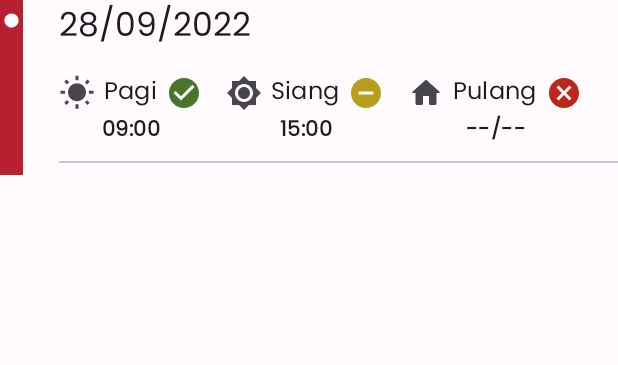
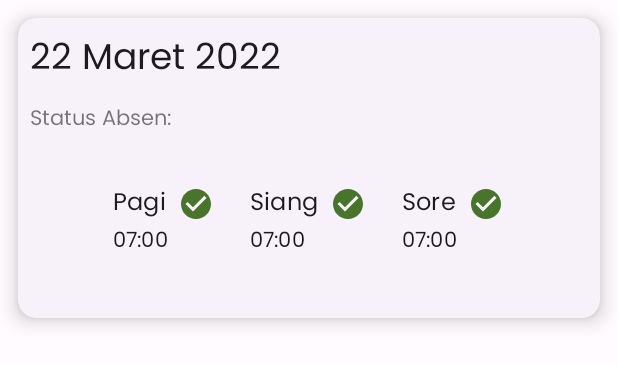
Before and after one commit to rmaprojects/Absen-Online-native, an Android app: the layout item_history.xml on its own in the app's theme, with its tools: preview values and no code run, on a phone screen of 412 x 824 dp. Shown: the top 365 px of the screen. Run offline under Robolectric (Android 15) with nearby library versions, the phone set to English and light mode, and no system bars.

Commit message:
fix history

```diff
--- a/app/src/main/res/layout/activity_main.xml
+++ b/app/src/main/res/layout/activity_main.xml
@@ -14,7 +14,7 @@
             android:id="@+id/toolBar"
             android:layout_width="match_parent"
             android:layout_height="wrap_content"
-            app:title="DashBoard">
+            app:title="Dashboard">
 
             <de.hdodenhof.circleimageview.CircleImageView
                 android:id="@+id/profilePhoto"
--- a/app/src/main/res/layout/item_history.xml
+++ b/app/src/main/res/layout/item_history.xml
@@ -6,124 +6,111 @@
     android:baselineAligned="false"
     android:orientation="horizontal">
 
-    <FrameLayout
-        android:id="@+id/item_line"
-        android:layout_width="15dp"
-        android:layout_height="match_parent"
-        android:background="?colorPrimary"
-        android:padding="2dp">
-
-        <View
-            android:layout_width="11dp"
-            android:layout_height="11dp"
-            android:layout_marginTop="6dp"
-            android:background="@drawable/ic_baseline_circle_24"
-            android:backgroundTint="?colorOnPrimary" />
-
-    </FrameLayout>
-
-    <LinearLayout
-        android:layout_width="0dp"
-        android:layout_height="wrap_content"
-        android:layout_weight="1"
-        android:background="?android:attr/selectableItemBackground"
-        android:clickable="true"
-        android:focusable="true"
-        android:orientation="vertical"
-        android:paddingLeft="24dp">
-
-        <TextView
-            android:id="@+id/item_title"
+    <com.google.android.material.card.MaterialCardView
         android:layout_width="match_parent"
-            android:layout_height="wrap_content"
-            android:ellipsize="end"
-            android:singleLine="true"
-            android:text="28/09/2022"
-            android:textAppearance="@style/TextAppearance.Material3.TitleLarge" />
-
+        android:layout_margin="12dp"
+        app:cardElevation="8dp"
+        app:cardCornerRadius="12dp"
+        style="@style/Widget.Material3.CardView.Elevated"
+        android:layout_height="wrap_content">
         <LinearLayout
             android:layout_width="match_parent"
-            android:layout_height="match_parent"
-            android:layout_marginTop="12dp"
-            android:orientation="horizontal">
-
+            android:orientation="vertical"
+            android:padding="8dp"
+            android:layout_height="200dp">
+            <com.google.android.material.textview.MaterialTextView
+                android:layout_width="match_parent"
+                android:text="22 Maret 2022"
+                android:textAppearance="@style/TextAppearance.Material3.HeadlineSmall"
+                android:layout_height="wrap_content"/>
+            <com.google.android.material.textview.MaterialTextView
+                android:layout_width="match_parent"
+                android:text="Status Absen:"
+                android:layout_marginTop="8dp"
+                android:textColor="@color/material_on_surface_emphasis_medium"
+                android:layout_height="wrap_content"/>
+            <LinearLayout
+                android:layout_width="match_parent"
+                android:gravity="center_horizontal"
+                android:orientation="horizontal"
+                android:layout_height="match_parent">
                 <LinearLayout
                     android:layout_width="wrap_content"
-                android:layout_height="wrap_content"
-                android:orientation="vertical">
-
+                    android:orientation="vertical"
+                    android:layout_marginHorizontal="12dp"
+                    android:gravity="center_vertical"
+                    android:layout_height="match_parent">
+                    <LinearLayout
+                        android:layout_width="wrap_content"
+                        android:orientation="horizontal"
+                        android:layout_height="wrap_content">
                         <com.google.android.material.textview.MaterialTextView
                             android:layout_width="wrap_content"
-                    android:layout_height="match_parent"
-                    android:drawableStart="@drawable/ic_baseline_wb_sunny_24"
+                            android:text="Pagi"
+                            android:textAppearance="@style/TextAppearance.Material3.TitleMedium"
+                            android:drawablePadding="8dp"
+                            android:layout_height="wrap_content"
                             android:drawableEnd="@drawable/ic_sudah_absen"
-                    android:drawablePadding="6dp"
-                    android:text="Pagi"
-                    android:textAppearance="@style/TextAppearance.Material3.TitleMedium" />
-
+                            />
+                    </LinearLayout>
                     <com.google.android.material.textview.MaterialTextView
-                    android:layout_width="match_parent"
-                    android:layout_height="wrap_content"
-                    android:gravity="center"
-                    android:text="09:00"
-                    android:textAppearance="@style/TextAppearance.Material3.BodyMedium"
-                    android:textStyle="bold" />
+                        android:layout_width="wrap_content"
+                        android:text="07:00"
+                        android:textAppearance="@style/TextAppearance.Material3.LabelLarge"
+                        android:layout_height="wrap_content"/>
                 </LinearLayout>
-
                 <LinearLayout
                     android:layout_width="wrap_content"
-                android:layout_height="wrap_content"
-                android:orientation="vertical">
-
+                    android:orientation="vertical"
+                    android:layout_marginHorizontal="12dp"
+                    android:gravity="center_vertical"
+                    android:layout_height="match_parent">
+                    <LinearLayout
+                        android:layout_width="wrap_content"
+                        android:orientation="horizontal"
+                        android:layout_height="wrap_content">
                         <com.google.android.material.textview.MaterialTextView
                             android:layout_width="wrap_content"
-                    android:layout_height="match_parent"
-                    android:layout_marginHorizontal="16dp"
-                    android:drawableStart="@drawable/ic_baseline_siang_7_24"
-                    android:drawableEnd="@drawable/ic_telat"
-                    android:drawablePadding="6dp"
                             android:text="Siang"
-                    android:textAppearance="@style/TextAppearance.Material3.TitleMedium" />
-
+                            android:textAppearance="@style/TextAppearance.Material3.TitleMedium"
+                            android:drawablePadding="8dp"
+                            android:layout_height="wrap_content"
+                            android:drawableEnd="@drawable/ic_sudah_absen"
+                            />
+                    </LinearLayout>
                     <com.google.android.material.textview.MaterialTextView
-                    android:layout_width="match_parent"
-                    android:layout_height="wrap_content"
-                    android:gravity="center"
-                    android:text="15:00"
-                    android:textAppearance="@style/TextAppearance.Material3.BodyMedium"
-                    android:textStyle="bold" />
+                        android:layout_width="wrap_content"
+                        android:text="07:00"
+                        android:textAppearance="@style/TextAppearance.Material3.LabelLarge"
+                        android:layout_height="wrap_content"/>
                 </LinearLayout>
-
                 <LinearLayout
                     android:layout_width="wrap_content"
-                android:layout_height="wrap_content"
-                android:orientation="vertical">
-
+                    android:orientation="vertical"
+                    android:layout_marginHorizontal="12dp"
+                    android:gravity="center_vertical"
+                    android:layout_height="match_parent">
+                    <LinearLayout
+                        android:layout_width="wrap_content"
+                        android:orientation="horizontal"
+                        android:layout_height="wrap_content">
                         <com.google.android.material.textview.MaterialTextView
                             android:layout_width="wrap_content"
-                    android:layout_height="match_parent"
-                    android:drawableStart="@drawable/ic_round_home_24"
-                    android:drawableEnd="@drawable/ic_not_available"
-                    android:drawablePadding="6dp"
-                    android:text="Pulang"
-                    android:textAppearance="@style/TextAppearance.Material3.TitleMedium" />
-
+                            android:text="Sore"
+                            android:textAppearance="@style/TextAppearance.Material3.TitleMedium"
+                            android:drawablePadding="8dp"
+                            android:layout_height="wrap_content"
+                            android:drawableEnd="@drawable/ic_sudah_absen"
+                            />
+                    </LinearLayout>
                     <com.google.android.material.textview.MaterialTextView
-                    android:layout_width="match_parent"
-                    android:layout_height="wrap_content"
-                    android:gravity="center"
-                    android:text="--/--"
-                    android:textAppearance="@style/TextAppearance.Material3.BodyMedium"
-                    android:textStyle="bold" />
+                        android:layout_width="wrap_content"
+                        android:text="07:00"
+                        android:textAppearance="@style/TextAppearance.Material3.LabelLarge"
+                        android:layout_height="wrap_content"/>
                 </LinearLayout>
+            </LinearLayout>
+        </LinearLayout>
+    </com.google.android.material.card.MaterialCardView>
 
 </LinearLayout>
-
-        <com.google.android.material.divider.MaterialDivider
-            android:layout_width="match_parent"
-            android:layout_height="wrap_content"
-            android:layout_marginVertical="8dp" />
-
-    </LinearLayout>
-
-</LinearLayout>
```
Also changed, not shown: app/src/main/res/layout/fragment_history.xml (line endings or trailing spaces). Lines whose indentation alone changed are shown as unchanged.
